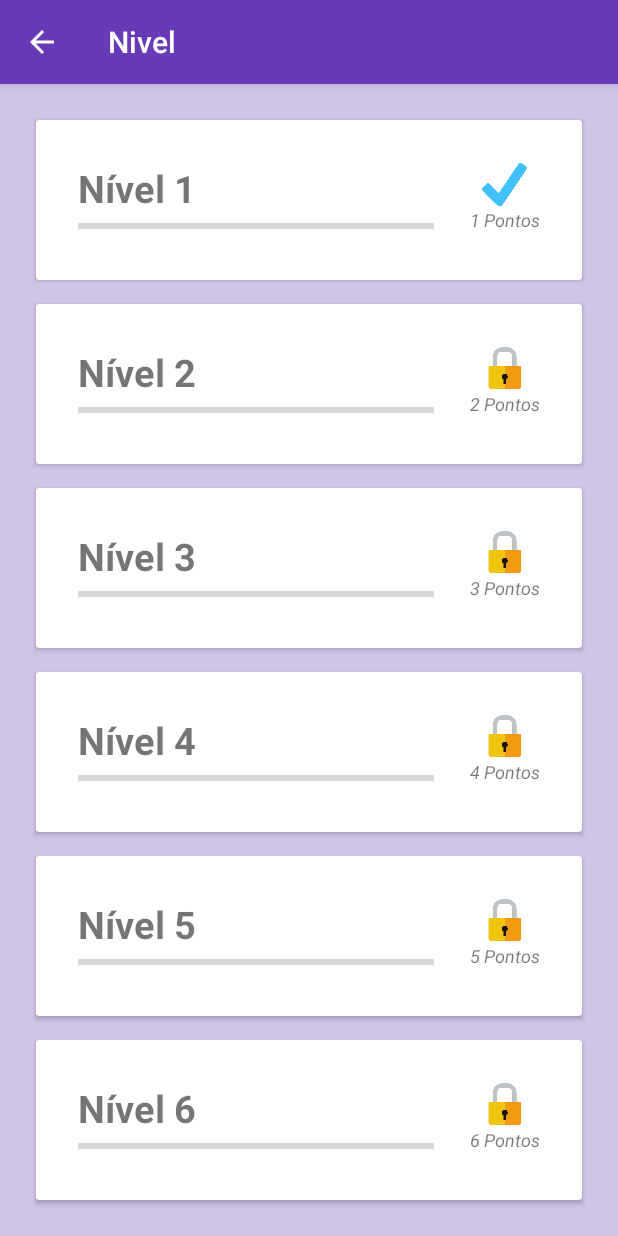
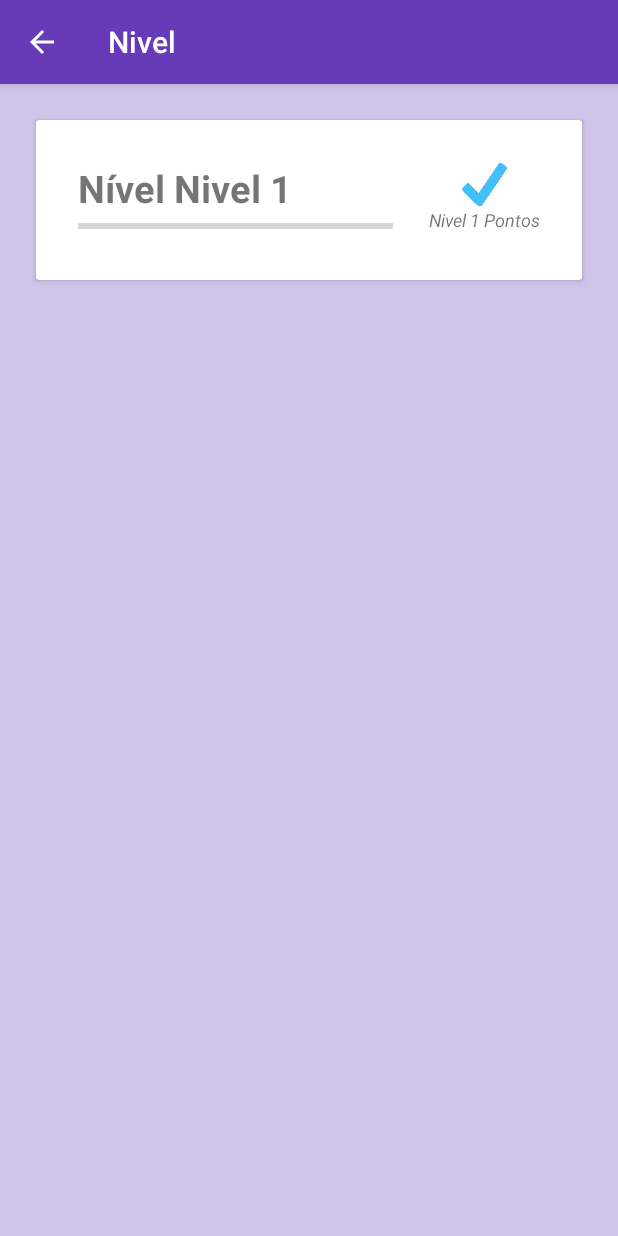
Before and after one commit to ivoribeiro/AndroidQuiz, an Android app: the ActivityCategoria screen opened directly, with no data from a screen before it, after a tap on "Tech", on a phone screen of 412 x 824 dp. Run offline under Robolectric (Android 15) with nearby library versions, the light colour scheme and no system bars.

Commit message:
mostrar niveis de uma categoria

```diff
--- a/app/src/main/java/pt/ipp/estg/cmu/adapters/AdapterLevelList.java
+++ b/app/src/main/java/pt/ipp/estg/cmu/adapters/AdapterLevelList.java
@@ -49,8 +49,8 @@ public class AdapterLevelList extends RecyclerView.Adapter<AdapterLevelList.View
         String score = mContext.getResources().getString(R.string.txt_score);
         boolean state = mDataSet.get(position).isBloqueado();
 
-        holder.mTitle.setText(level + " " + mDataSet.get(position).getNumber());
-        holder.mScore.setText(mDataSet.get(position).getNumber() + " " + score);
+        holder.mTitle.setText(level + " " + mDataSet.get(position).getNumero());
+        holder.mScore.setText(mDataSet.get(position).getNumero() + " " + score);
 
         if (!state) {
             holder.mImageState.setBackground(mContext.getDrawable(R.drawable.ic_check));
--- a/app/src/main/java/pt/ipp/estg/cmu/db/migrations/NivelMigration.java
+++ b/app/src/main/java/pt/ipp/estg/cmu/db/migrations/NivelMigration.java
@@ -1,5 +1,7 @@
 package pt.ipp.estg.cmu.db.migrations;
 
+
+import java.util.ArrayList;
 
 import pt.ipp.estg.cmu.db.Field;
 
@@ -10,6 +12,7 @@ public class NivelMigration extends Migration {
         this.addField(new Field(true, true, "id", "INTEGER"));
         this.addField(new Field(false, false, "numero", "VARCHAR(3)"));
         this.addField(new Field(false, false, "categoria", "VARCHAR(20)"));
+        this.addField(new Field(false, false, "bloqueado", "NUMERIC"));
         this.addField(new Field(false, false, "nPerguntas", "NUMERIC"));
         this.addField(new Field(false, false, "pontuacaoBase", "NUMERIC"));
         this.addField(new Field(false, false, "pontuacaoBaseErrada", "NUMERIC"));
@@ -17,5 +20,18 @@ public class NivelMigration extends Migration {
         this.addField(new Field(false, false, "nRespostasCertas", "NUMERIC"));
         this.setCreate(this.generateCreate());
         this.setUpgrade(this.generateUpgrade());
+
+        ArrayList<String> seeder = new ArrayList<>();
+        seeder.add("INSERT INTO nivel ('numero'," +
+                "'categoria'," +
+                "'bloqueado'," +
+                "'nPerguntas'," +
+                "'pontuacaoBase'," +
+                "'pontuacaoBaseErrada'," +
+                "'pontuacaoHint'," +
+                "'nRespostasCertas'" +
+                ") VALUES('Nivel 1','Tech',0,10,10,2,2,0);");
+        this.setSeeders(seeder);
+
     }
 }
--- a/app/src/main/java/pt/ipp/estg/cmu/db/repositories/CategoriaRepo.java
+++ b/app/src/main/java/pt/ipp/estg/cmu/db/repositories/CategoriaRepo.java
@@ -46,6 +46,11 @@ public class CategoriaRepo extends Repo implements RepositoryInterface<Categoria
     }
 
     @Override
+    public ArrayList<Categoria> getAllByField(String field, String value) {
+        return null;
+    }
+
+    @Override
     public Categoria getById(int id) {
         String query = this.getByIdQueryString(id);
         return null;
--- a/app/src/main/java/pt/ipp/estg/cmu/db/repositories/JogadorRepo.java
+++ b/app/src/main/java/pt/ipp/estg/cmu/db/repositories/JogadorRepo.java
@@ -31,6 +31,11 @@ public class JogadorRepo extends Repo implements RepositoryInterface<Jogador> {
     }
 
     @Override
+    public ArrayList<Jogador> getAllByField(String field, String value) {
+        return null;
+    }
+
+    @Override
     public Jogador getById(int id) {
         SQLiteDatabase db = super.getReadableDatabase();
         String query = this.getByIdQueryString(1);
--- a/app/src/main/java/pt/ipp/estg/cmu/db/repositories/NivelRepo.java
+++ b/app/src/main/java/pt/ipp/estg/cmu/db/repositories/NivelRepo.java
@@ -2,9 +2,12 @@ package pt.ipp.estg.cmu.db.repositories;
 
 
 import android.content.Context;
+import android.database.Cursor;
+import android.database.sqlite.SQLiteDatabase;
 
 import java.util.ArrayList;
 
+import pt.ipp.estg.cmu.models.Categoria;
 import pt.ipp.estg.cmu.models.Nivel;
 
 public class NivelRepo extends Repo implements RepositoryInterface<Nivel> {
@@ -18,6 +21,7 @@ public class NivelRepo extends Repo implements RepositoryInterface<Nivel> {
         this.addField("ID", "id");
         this.addField("NUMERO", "numero");
         this.addField("CATEGORIA", "categoria");
+        this.addField("BLOQUEADO", "bloqueado");
         this.addField("N_PERGUNTAS", "nPerguntas");
         this.addField("PONTUACAO_CERTA", "pontuacaoBase");
         this.addField("PONTUACAO_ERRADA", "pontuacaoBaseErrada");
@@ -32,6 +36,34 @@ public class NivelRepo extends Repo implements RepositoryInterface<Nivel> {
     }
 
     @Override
+    public ArrayList<Nivel> getAllByField(String field, String value) {
+        String query = this.getAllByFieldQueryString(field, value);
+        ArrayList<Nivel> niveis = new ArrayList<>();
+        SQLiteDatabase db = super.getWritableDatabase();
+        Cursor cursor = db.rawQuery(query, null);
+        if (cursor.moveToFirst()) {
+            do {
+                Nivel nivel = new Nivel();
+                nivel.setId(cursor.getInt(0));
+                nivel.setNumero(cursor.getString(1));
+                nivel.setCategoria(cursor.getString(2));
+                nivel.setBloqueado(cursor.getInt(3));
+                nivel.setnPerguntas(cursor.getInt(4));
+                nivel.setPontuacaoBase(cursor.getInt(5));
+                nivel.setPontuacaoBaseErrada(cursor.getInt(6));
+                nivel.setPontuacaoHint(cursor.getInt(7));
+                nivel.setnPerguntasResp(cursor.getInt(8));
+                niveis.add(nivel);
+            } while (cursor.moveToNext());
+
+        }
+        cursor.close();
+        db.close();
+        return niveis;
+
+    }
+
+    @Override
     public Nivel getById(int id) {
         return null;
     }
@@ -40,4 +72,8 @@ public class NivelRepo extends Repo implements RepositoryInterface<Nivel> {
     public Nivel insertInto(Nivel nivel) {
         return null;
     }
+
+    public ArrayList<Nivel> getAllByCategoria(String categoria) {
+        return this.getAllByField("categoria", "\'" + categoria + "\'");
+    }
 }
--- a/app/src/main/java/pt/ipp/estg/cmu/db/repositories/PerguntaRepo.java
+++ b/app/src/main/java/pt/ipp/estg/cmu/db/repositories/PerguntaRepo.java
@@ -28,6 +28,11 @@ public class PerguntaRepo extends Repo implements RepositoryInterface<Pergunta>
     }
 
     @Override
+    public ArrayList<Pergunta> getAllByField(String field, String value) {
+        return null;
+    }
+
+    @Override
     public Pergunta getById(int id) {
         return null;
     }
--- a/app/src/main/java/pt/ipp/estg/cmu/db/repositories/Repo.java
+++ b/app/src/main/java/pt/ipp/estg/cmu/db/repositories/Repo.java
@@ -42,6 +42,7 @@ public class Repo<T> extends DbHandler {
     public String getByIdQueryString(int id) {
         return "SELECT * FROM " + this.table + " WHERE id=" + id + ";";
     }
-
-
+    public String getAllByFieldQueryString(String field, String value) {
+        return "SELECT * FROM " + this.table + " WHERE " + field + "=" + value + ";";
+    }
 }
--- a/app/src/main/java/pt/ipp/estg/cmu/db/repositories/RepositoryInterface.java
+++ b/app/src/main/java/pt/ipp/estg/cmu/db/repositories/RepositoryInterface.java
@@ -6,7 +6,10 @@ interface RepositoryInterface<T> {
 
     public ArrayList<T> getAll();
 
+    public ArrayList<T> getAllByField(String field, String value);
+
     public T getById(int id);
+
 
     public T insertInto(T t);
 
--- a/app/src/main/java/pt/ipp/estg/cmu/models/Nivel.java
+++ b/app/src/main/java/pt/ipp/estg/cmu/models/Nivel.java
@@ -16,7 +16,8 @@ public class Nivel implements Parcelable {
     private int nPerguntasResp;
 
 
-    public Nivel(String numero, int nPerguntas, int pontuacaoBase, int pontuacaoBaseErrada, int pontuacaoHint, boolean bloqueado, String categoria) {
+    public Nivel(int id, String numero, int nPerguntas, int pontuacaoBase, int pontuacaoBaseErrada, int pontuacaoHint, boolean bloqueado, String categoria) {
+        this.id = id;
         this.numero = numero;
         this.categoria = categoria;
         this.nPerguntas = nPerguntas;
@@ -27,42 +28,96 @@ public class Nivel implements Parcelable {
         this.nPerguntas = 0;
     }
 
+    public Nivel() {
+    }
 
-    public String getNumber() {
+    public int getId() {
+        return id;
+    }
+
+    public void setId(int id) {
+        this.id = id;
+    }
+
+    public String getNumero() {
         return numero;
+    }
+
+
+    public void setNumero(String numero) {
+        this.numero = numero;
+    }
+
+    public String getCategoria() {
+        return categoria;
+    }
+
+    public void setCategoria(String categoria) {
+        this.categoria = categoria;
     }
 
     public int getPontuacaoBase() {
         return pontuacaoBase;
     }
 
+
+    public void setPontuacaoBase(int pontuacaoBase) {
+        this.pontuacaoBase = pontuacaoBase;
+    }
+
     public int getPontuacaoBaseErrada() {
         return pontuacaoBaseErrada;
+    }
+
+
+    public void setPontuacaoBaseErrada(int pontuacaoBaseErrada) {
+        this.pontuacaoBaseErrada = pontuacaoBaseErrada;
     }
 
     public int getPontuacaoHint() {
         return pontuacaoHint;
     }
 
+
+    public void setPontuacaoHint(int pontuacaoHint) {
+        this.pontuacaoHint = pontuacaoHint;
+    }
+
     public boolean isBloqueado() {
         return bloqueado;
+    }
+
+
+    public void setBloqueado(int bloqueado) {
+
+        this.bloqueado = bloqueado == 1 ? true : false;
     }
 
     public int getnPerguntas() {
         return nPerguntas;
     }
 
+
+    public void setnPerguntas(int nPerguntas) {
+        this.nPerguntas = nPerguntas;
+    }
+
     public int getnPerguntasResp() {
         return nPerguntasResp;
+    }
+
+    public void setnPerguntasResp(int nPerguntasResp) {
+        this.nPerguntasResp = nPerguntasResp;
+    }
+
+    public void addnPerguntas() {
+        ++this.nPerguntas;
     }
 
     public void addnPerguntasResp() {
         ++this.nPerguntasResp;
     }
 
-    public String getNumero() {
-        return numero;
-    }
 
     ////////////////////// PARCEABLE
     @Override
@@ -106,4 +161,5 @@ public class Nivel implements Parcelable {
         categoria = in.readString();
 
     }
+
 }
--- a/app/src/main/java/pt/ipp/estg/cmu/ui/ActivityLevel.java
+++ b/app/src/main/java/pt/ipp/estg/cmu/ui/ActivityLevel.java
@@ -5,8 +5,10 @@ import android.support.v7.app.AppCompatActivity;
 import android.support.v7.widget.Toolbar;
 
 import java.util.ArrayList;
+import java.util.logging.Level;
 
 import pt.ipp.estg.cmu.R;
+import pt.ipp.estg.cmu.db.repositories.NivelRepo;
 import pt.ipp.estg.cmu.models.Categoria;
 import pt.ipp.estg.cmu.models.Nivel;
 import pt.ipp.estg.cmu.util.Util;
@@ -14,16 +16,19 @@ import pt.ipp.estg.cmu.util.Util;
 public class ActivityLevel extends AppCompatActivity {
 
     private Categoria mCategoria;
+    private NivelRepo repo;
 
     @Override
     protected void onCreate(Bundle savedInstanceState) {
         super.onCreate(savedInstanceState);
+        this.repo = new NivelRepo(this);
         setContentView(R.layout.activity_level);
         Toolbar toolbar = (Toolbar) findViewById(R.id.toolbar);
         setSupportActionBar(toolbar);
         getSupportActionBar().setDisplayHomeAsUpEnabled(true);
 
         mCategoria = getIntent().getParcelableExtra(Util.ARG_CATEGORIE);
+
 
         getSupportFragmentManager()
                 .beginTransaction()
@@ -32,15 +37,6 @@ public class ActivityLevel extends AppCompatActivity {
     }
 
     private ArrayList<Nivel> getAllNiveis() {
-        ArrayList<Nivel> mNiveis = new ArrayList<>();
-        mNiveis.add(new Nivel("1", 10, 1, 1, 1, false, "x"));
-        mNiveis.add(new Nivel("2", 10, 0, 1, 1, true, "x"));
-        mNiveis.add(new Nivel("3", 10, 1, 1, 1, true, "x"));
-        mNiveis.add(new Nivel("4", 10, 0, 1, 1, true, "x"));
-        mNiveis.add(new Nivel("5", 10, 1, 1, 1, true, "x"));
-        mNiveis.add(new Nivel("6", 10, 0, 1, 1, true, "x"));
-        mNiveis.add(new Nivel("7", 10, 0, 1, 1, true, "x"));
-        mNiveis.add(new Nivel("8", 10, 0, 1, 1, true, "x"));
-        return mNiveis;
+        return this.repo.getAllByCategoria(this.mCategoria.getNome());
     }
 }
--- a/app/src/main/java/pt/ipp/estg/cmu/ui/ActivityQuestion.java
+++ b/app/src/main/java/pt/ipp/estg/cmu/ui/ActivityQuestion.java
@@ -44,7 +44,7 @@ public class ActivityQuestion extends AppCompatActivity implements ClickQuestion
 
         mQuestionInfoText = (TextView) findViewById(R.id.question_info_text);
         mLevelInfoText = (TextView) findViewById(R.id.level_info_text);
-        mLevelInfoText.setText(getResources().getString(R.string.txt_level) + " " + mLevelInfo.getNumber());
+        mLevelInfoText.setText(getResources().getString(R.string.txt_level) + " " + mLevelInfo.getNumero());
 
         AdapterViewPager adapter = new AdapterViewPager(getSupportFragmentManager());
         adapter.addFragment(ActivityQuestionFragment.newInstance(0, "NEW YORK", "NEWYORK"));
```
